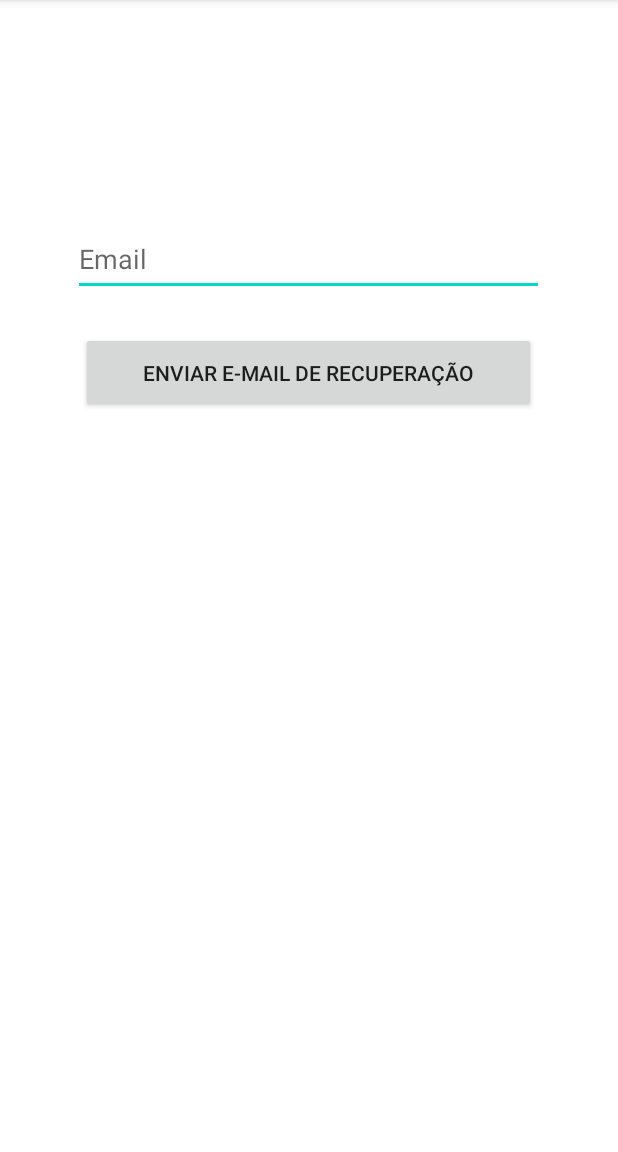
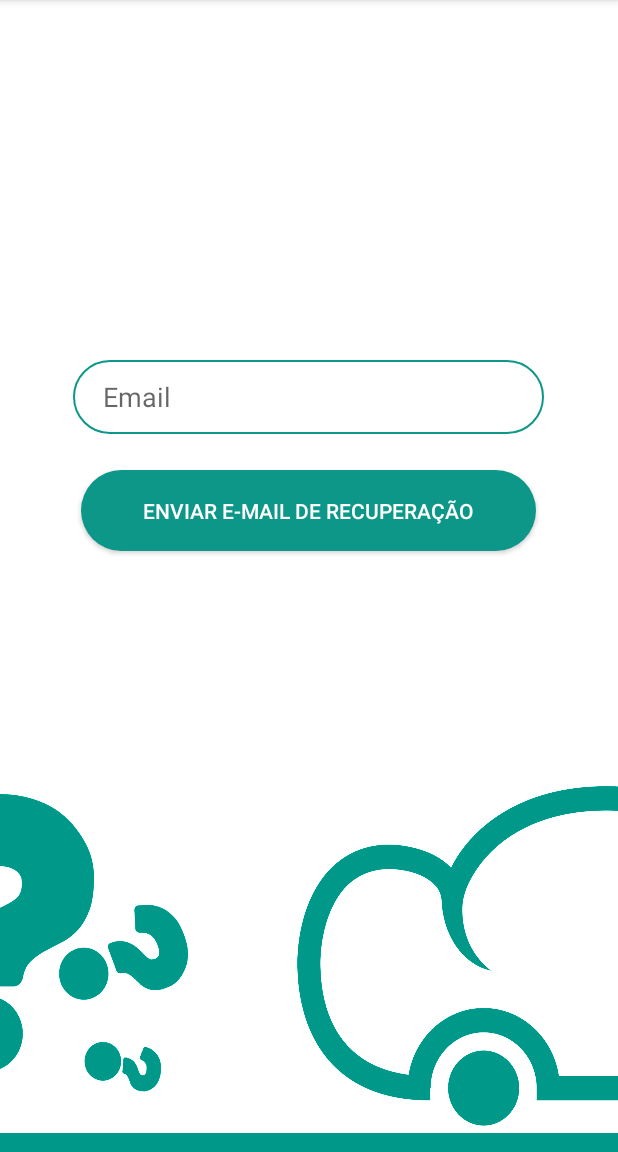
Before and after one commit to caiomachhado/melave2, an Android app: the ForgotPasswordActivity screen opened directly, with no data from a screen before it, on a phone screen of 412 x 824 dp, the part 84-1236 px from its top. Run offline under Robolectric (Android 15) with nearby library versions, the phone set to English and light mode, and no system bars; our stand-ins replace Firebase (no records; nobody signed in at launch, a user with empty details on screens opened directly).

Commit message:
Design Layout EditText, Button and Background

```diff
--- a/app/src/main/res/layout/activity_forgot_password.xml
+++ b/app/src/main/res/layout/activity_forgot_password.xml
@@ -4,6 +4,7 @@
     xmlns:tools="http://schemas.android.com/tools"
     android:layout_width="match_parent"
     android:layout_height="match_parent"
+    android:background="@drawable/background_forgot_pass"
     tools:context=".ForgotPasswordActivity">
 
     <androidx.appcompat.widget.AppCompatButton
@@ -11,7 +12,9 @@
         android:layout_width="303dp"
         android:layout_height="54dp"
         android:layout_marginTop="24dp"
+        android:background="@drawable/layout_button_login_activity"
         android:text="@string/forgotPasswordSubmit"
+        android:textColor="#FFFFFF"
         app:layout_constraintEnd_toEndOf="@+id/edit_text_email_forgotPass"
         app:layout_constraintStart_toStartOf="@+id/edit_text_email_forgotPass"
         app:layout_constraintTop_toBottomOf="@+id/edit_text_email_forgotPass" />
@@ -20,8 +23,15 @@
         android:id="@+id/edit_text_email_forgotPass"
         android:layout_width="314dp"
         android:layout_height="49dp"
-        android:layout_marginTop="148dp"
+        android:layout_marginTop="240dp"
+        android:background="@drawable/layout_edit_text_input"
         android:hint="@string/emailLogin"
+        android:paddingStart="20sp"
+        android:paddingLeft="20sp"
+        android:paddingTop="0sp"
+        android:paddingEnd="0sp"
+        android:paddingRight="0sp"
+        android:paddingBottom="0sp"
         app:layout_constraintEnd_toEndOf="parent"
         app:layout_constraintHorizontal_bias="0.494"
         app:layout_constraintStart_toStartOf="parent"
```
Also changed, not shown: app/src/main/res/layout/activity_create_account.xml (+13 -0 lines), app/src/main/res/drawable-v24/background_forgot_pass.png (added).
